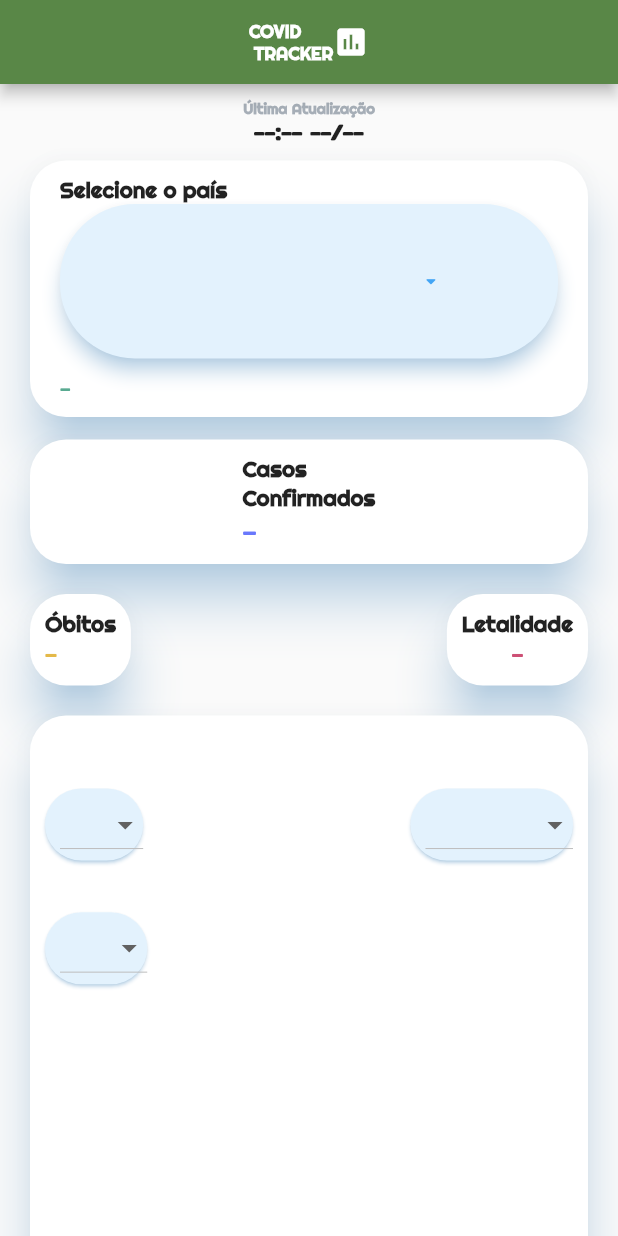
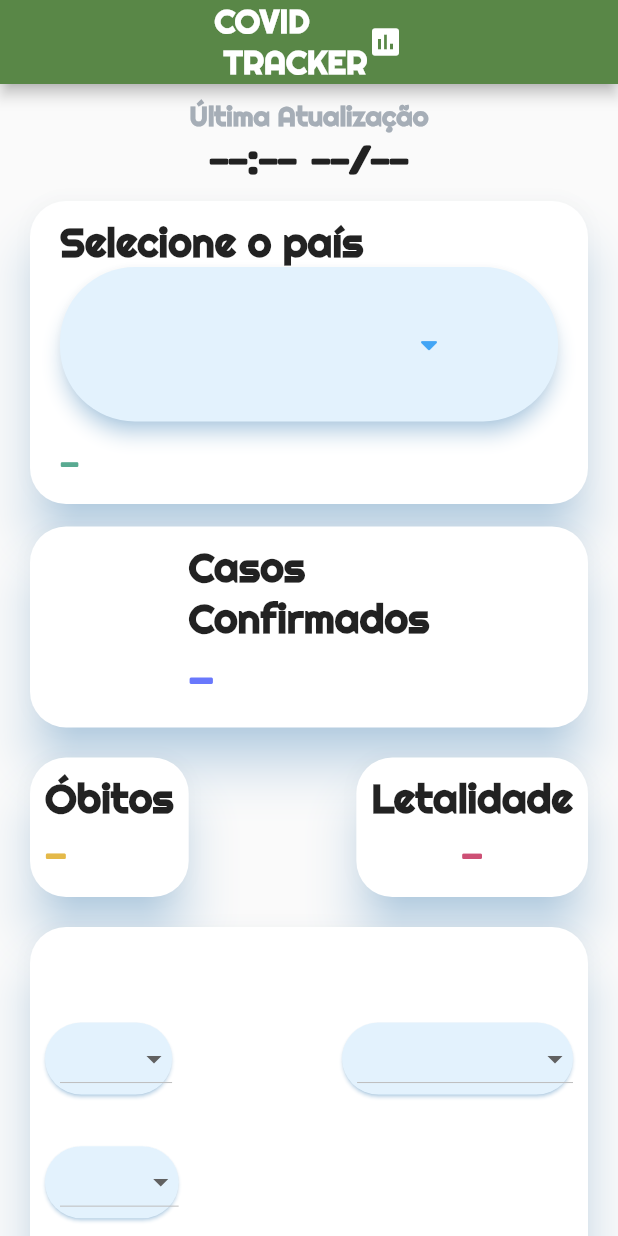
Before and after one commit to davidkalil10/CoronaTrackerWatch, a Flutter app: the screen it shows after launch, on a phone screen of 412 x 824 dp. Run offline on Flutter 3.47's test engine with Material 2 defaults, Android fonts, the phone set to English and light mode, and no system bars; our stand-ins replace bottom_navy_bar, date_format, fl_chart, font_awesome_flutter, getflutter, shared_preferences; missing offline and left inert: bezier_chart.

Commit message:
Emulador e Relogio funcionando

```diff
--- a/lib/LinhadoTempo.dart
+++ b/lib/LinhadoTempo.dart
@@ -158,6 +158,7 @@ class _LinhadoTempoState extends State<LinhadoTempo> {
 
   @override
   Widget build(BuildContext context) {
+    double _fatorProporcao = (MediaQuery.of(context).size.width / 227);
     //_recuperar();
     return FutureBuilder<bool>(
         future: _future,
@@ -248,8 +249,8 @@ class _LinhadoTempoState extends State<LinhadoTempo> {
                               snap: false,
                               displayYAxis: false,
                               //stepsYAxis: 200,
-                              xAxisTextStyle: TextStyle(fontSize: 12, fontWeight: FontWeight.bold, color: Colors.black87),
-                              yAxisTextStyle: TextStyle(fontSize: 12, fontWeight: FontWeight.bold, color: Colors.black26),
+                              xAxisTextStyle: TextStyle(fontSize: 8*_fatorProporcao, fontWeight: FontWeight.bold, color: Colors.black87),
+                              yAxisTextStyle: TextStyle(fontSize: 8*_fatorProporcao, fontWeight: FontWeight.bold, color: Colors.black26),
                               //bubbleIndicatorColor: Color(0xff28B4C8), // cor da caixa de texto
                               bubbleIndicatorColor: Colors.white.withOpacity(0.9), // cor da caixa de texto
                               bubbleIndicatorLabelStyle: TextStyle(fontSize: 20, fontWeight: FontWeight.bold, color: Colors.blueGrey,fontFamily: "Daysone",),
--- a/lib/ListaPaises.dart
+++ b/lib/ListaPaises.dart
@@ -128,7 +128,7 @@ class _ListaPaisesState extends State<ListaPaises> {
 
   @override
   Widget build(BuildContext context) {
-
+    double _fatorProporcao = (MediaQuery.of(context).size.width / 227);
 
     return Scaffold(
       /*appBar: AppBar(
@@ -210,14 +210,14 @@ class _ListaPaisesState extends State<ListaPaises> {
                       title: Text(
                           itemsNew[indice].title,
                           style: TextStyle(
-                            fontSize: 15,
+                            fontSize: 15*_fatorProporcao,
                             fontFamily: "Righteous",
                           )
                       ) ,
                       subtitle: Text(
                           itemsNew[indice].code,
                           style: TextStyle(
-                            fontSize: 12,
+                            fontSize: 12*_fatorProporcao,
                             fontFamily: "Righteous",
                           )
                       ),
--- a/lib/TelaPrincipal.dart
+++ b/lib/TelaPrincipal.dart
@@ -225,6 +225,7 @@ class _TelaPrincipalState extends State<TelaPrincipal> {
   Widget build(BuildContext context) {
     Widget graficos = LinhadoTempo();
     double fatorAjusteGrafico = (MediaQuery.of(context).size.height > MediaQuery.of(context).size.width? 0.68: 0.68 );
+    double _fatorProporcao = (MediaQuery.of(context).size.width / 227);
     //Widget graficos = Timeline();
     //Widget graficos = LinhadoTempo();
 
@@ -242,7 +243,7 @@ class _TelaPrincipalState extends State<TelaPrincipal> {
             Text("COVID\n TRACKER",
               style: TextStyle(
                 fontWeight: FontWeight.bold,
-                fontSize: 12,
+                fontSize: 12*_fatorProporcao,
                 fontFamily: "Righteous",
               ),
             ),
@@ -265,7 +266,7 @@ class _TelaPrincipalState extends State<TelaPrincipal> {
                             "Última Atualização",
                             style: TextStyle(
                               fontWeight: FontWeight.bold,
-                              fontSize: 10,
+                              fontSize: 10*_fatorProporcao,
                               fontFamily: "Righteous",
                               color: Color(0xffA6AEB7),
                             ),
@@ -274,7 +275,7 @@ class _TelaPrincipalState extends State<TelaPrincipal> {
                             horaAtualizacao,
                             style: TextStyle(
                               fontWeight: FontWeight.bold,
-                              fontSize: 15,
+                              fontSize: 15*_fatorProporcao,
                               fontFamily: "Daysone",
                             ),
                           )
@@ -305,7 +306,7 @@ class _TelaPrincipalState extends State<TelaPrincipal> {
                                     "Selecione o país",
                                     style: TextStyle(
                                       fontWeight: FontWeight.bold,
-                                      fontSize: 15,
+                                      fontSize: 15*_fatorProporcao,
                                       fontFamily: "Righteous",
                                     ),
                                   ),
@@ -325,18 +326,20 @@ class _TelaPrincipalState extends State<TelaPrincipal> {
                                           children: <Widget>[
                                             FlatButton(
                                               onPressed: (){
+                                                print("Minha altura é: " + MediaQuery.of(context).size.height.toString());
+                                                print("Minha Largura é: " + MediaQuery.of(context).size.width.toString());
                                                 Navigator.pushReplacement(context,MaterialPageRoute(builder: (context)=> ListaPaises()));
                                               },
                                               child: Text(
                                                 _textoSalvo,
                                                 style: TextStyle(
-                                                  fontSize: 15,
+                                                  fontSize: 15*_fatorProporcao,
                                                   fontFamily: "Daysone",
                                                   color: Colors.blue[300],
                                                 ),
                                               ),
                                             ),
-                                            Icon(FontAwesomeIcons.caretDown,color:Colors.blue[400],size: 10,)
+                                            Icon(FontAwesomeIcons.caretDown,color:Colors.blue[400],size: 10*_fatorProporcao,)
                                           ],
                                         ),
                                       ),
@@ -349,7 +352,7 @@ class _TelaPrincipalState extends State<TelaPrincipal> {
                                       maxLines: 2,
                                       style: TextStyle(
                                         //fontWeight: FontWeight.bold,
-                                        fontSize: 15,
+                                        fontSize: 15*_fatorProporcao,
                                         fontFamily: "Daysone",
                                         color: Color(0xff59AA91),
                                       ),
@@ -385,7 +388,7 @@ class _TelaPrincipalState extends State<TelaPrincipal> {
                                   "Casos\nConfirmados",
                                   style: TextStyle(
                                     fontWeight: FontWeight.bold,
-                                    fontSize: 15,
+                                    fontSize: 15*_fatorProporcao,
                                     fontFamily: "Righteous",
                                   ),
                                 ),
@@ -393,7 +396,7 @@ class _TelaPrincipalState extends State<TelaPrincipal> {
                                   totalCasos,
                                   style: TextStyle(
                                     //fontWeight: FontWeight.bold,
-                                    fontSize: 20,
+                                    fontSize: 20*_fatorProporcao,
                                     fontFamily: "Daysone",
                                     color: Color(0xff6978FC),
                                   ),
@@ -434,7 +437,7 @@ class _TelaPrincipalState extends State<TelaPrincipal> {
                                         "Óbitos",
                                         style: TextStyle(
                                           fontWeight: FontWeight.bold,
-                                          fontSize: 15,
+                                          fontSize: 15*_fatorProporcao,
                                           fontFamily: "Righteous",
                                         ),
                                       ),
@@ -443,7 +446,7 @@ class _TelaPrincipalState extends State<TelaPrincipal> {
                                           totalObitos,
                                           style: TextStyle(
                                             //fontWeight: FontWeight.bold,
-                                            fontSize: 17,
+                                            fontSize: 17*_fatorProporcao,
                                             fontFamily: "Daysone",
                                             color: Color(0xffE4B949),
                                           ),
@@ -473,7 +476,7 @@ class _TelaPrincipalState extends State<TelaPrincipal> {
                                         "Letalidade",
                                         style: TextStyle(
                                           fontWeight: FontWeight.bold,
-                                          fontSize: 15,
+                                          fontSize: 15*_fatorProporcao,
                                           fontFamily: "Righteous",
                                         ),
                                       ),
@@ -482,7 +485,7 @@ class _TelaPrincipalState extends State<TelaPrincipal> {
                                           letalidade,
                                           style: TextStyle(
                                             //fontWeight: FontWeight.bold,
-                                            fontSize: 17,
+                                            fontSize: 17*_fatorProporcao,
                                             fontFamily: "Daysone",
                                             color: Color(0xffCD5075),
                                           ),
@@ -524,7 +527,7 @@ class _TelaPrincipalState extends State<TelaPrincipal> {
                                         tituloGrafico,
                                         style: TextStyle(
                                           fontWeight: FontWeight.bold,
-                                          fontSize: 15,
+                                          fontSize: 15*_fatorProporcao,
                                           fontFamily: "Righteous",
                                         ),
                                       ),
@@ -564,7 +567,7 @@ class _TelaPrincipalState extends State<TelaPrincipal> {
                                                           Text(
                                                             value,
                                                             style: TextStyle(
-                                                              fontSize: 9,
+                                                              fontSize: 8*_fatorProporcao,
                                                               fontFamily: "Daysone",
                                                               color: corGrafico.withOpacity(1.0),
                                                             ),
@@ -602,7 +605,7 @@ class _TelaPrincipalState extends State<TelaPrincipal> {
                                                           Text(
                                                             value3,
                                                             style: TextStyle(
-                                                              fontSize: 9,
+                                                              fontSize: 8*_fatorProporcao,
                                                               fontFamily: "Daysone",
                                                               color: corGrafico.withOpacity(1.0),
                                                             ),
@@ -653,7 +656,7 @@ class _TelaPrincipalState extends State<TelaPrincipal> {
                                                           Text(
                                                             value2,
                                                             style: TextStyle(
-                                                              fontSize: 9,
+                                                              fontSize: 8*_fatorProporcao,
                                                               fontFamily: "Daysone",
                                                               color: corGrafico.withOpacity(1.0),
                                                             ),
```
Also changed, not shown: 21 other files.
